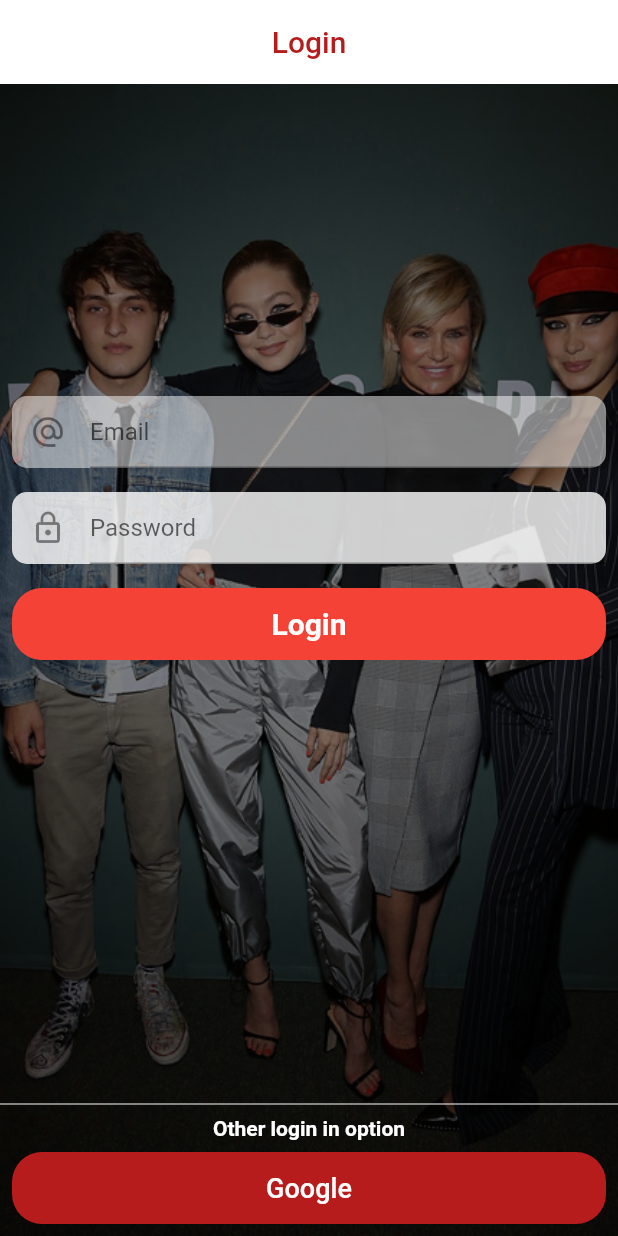
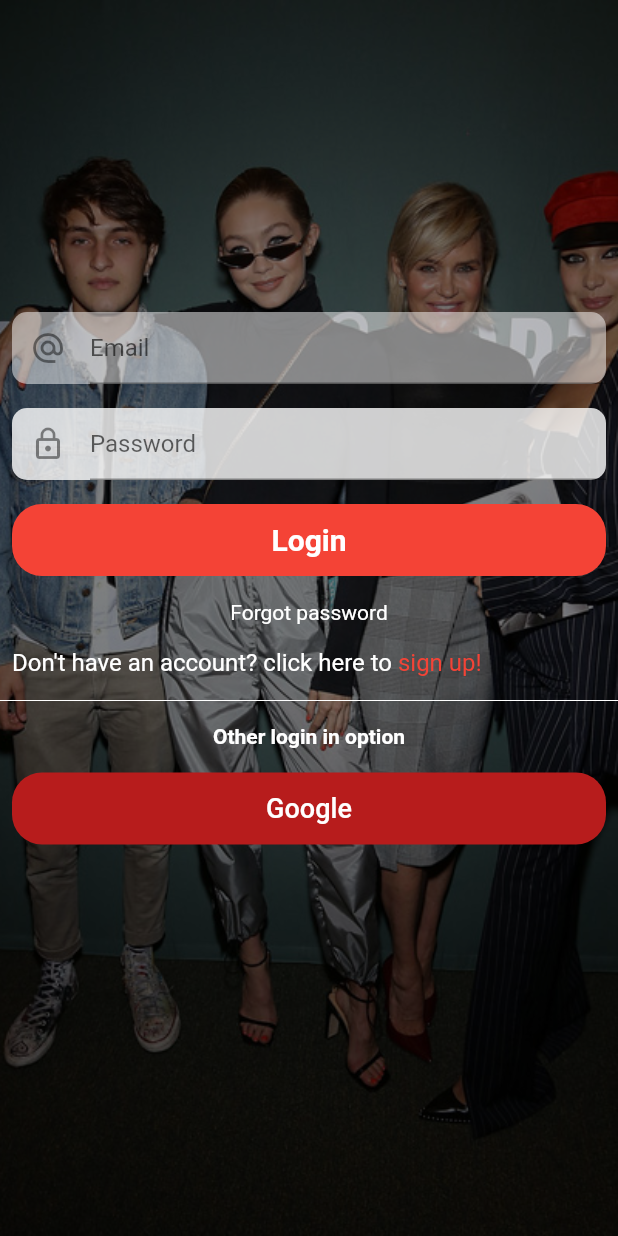
Before and after one commit to SergioEstebanPi/ecommerce-flutter, a Flutter app: the screen it shows after launch, on a phone screen of 412 x 824 dp. Run offline on Flutter 3.47's test engine with Material 2 defaults, Android fonts, the phone set to English and light mode, and no system bars; our stand-ins replace carousel_pro, cloud_firestore, firebase_auth, firebase_core, fluttertoast, google_sign_in and 1 more; accounts and stored records are empty.

Commit message:
Mejoro visual login

```diff
--- a/lib/pages/login.dart
+++ b/lib/pages/login.dart
@@ -99,17 +99,6 @@ class _LoginState extends State<Login> {
   @override
   Widget build(BuildContext context) {
     return Scaffold(
-      appBar:  AppBar(
-      elevation: 0.1,
-      backgroundColor: Colors.white,
-      centerTitle: true,
-      title: Text(
-        'Login',
-        style: TextStyle(
-          color: Colors.red.shade900
-        ),
-      ),
-      ),
       body: Stack(
         children: [
           Image.asset(
@@ -129,8 +118,8 @@ class _LoginState extends State<Login> {
               alignment: Alignment.center,
               child: Center(
                 child: Form(
-                  child: Column(
                     key: _formKey,
+                    child: ListView(
                       children: [
                         Padding(
                           padding: const EdgeInsets.all(8.0),
@@ -216,15 +205,52 @@ class _LoginState extends State<Login> {
                               )
                           ),
                         ),
+                        Padding(
+                          padding: const EdgeInsets.all(8.0),
+                          child: Text(
+                            'Forgot password',
+                            style: TextStyle(
+                                color: Colors.white,
+                            ),
+                            textAlign: TextAlign.center,
+                          ),
+                        ),
                         Expanded(child: Container()),
+                        Padding(
+                          padding: const EdgeInsets.all(8.0),
+                          child: RichText(
+                            text: TextSpan(
+                              style: TextStyle(
+                                color: Colors.white,
+                                fontWeight: FontWeight.w400,
+                                fontSize: 16
+                              ),
+                              children: [
+                                TextSpan(
+                                  text: 'Don\'t have an account? click here to'
+                                ),
+                                TextSpan(
+                                  text: ' sign up!',
+                                  style: TextStyle(
+                                    color: Colors.red
+                                  )
+                                ),
+                              ]
+                            )
+                          ),
+                        ),
                         Divider(
                           color: Colors.white,
                         ),
-                      Text(
+                        Padding(
+                          padding: const EdgeInsets.all(8.0),
+                          child: Text(
                             'Other login in option',
                             style: TextStyle(
                                 color: Colors.white,
                                 fontWeight: FontWeight.bold
+                            ),
+                            textAlign: TextAlign.center,
                           ),
                         ),
                         Padding(
@@ -248,7 +274,7 @@ class _LoginState extends State<Login> {
                           ),
                         ),
                       ],
-                  ),
+                    )
                 ),
               ),
             ),
```
Lines whose indentation alone changed are shown as unchanged.
